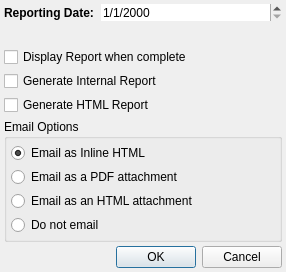
The window that plugins/forms/dialogExportNotesOptions.ui (kestermckinney/ProjectNotes) describes before a commit, drawn with Qt 5.
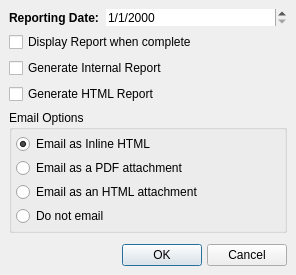
The same window after the commit.

What changed in the file:
```diff
--- a/plugins/forms/dialogExportNotesOptions.ui
+++ b/plugins/forms/dialogExportNotesOptions.ui
@@ -6,8 +6,8 @@
    <rect>
     <x>0</x>
     <y>0</y>
-    <width>286</width>
-    <height>272</height>
+    <width>296</width>
+    <height>270</height>
    </rect>
   </property>
   <property name="windowTitle">
@@ -15,19 +15,19 @@
   </property>
   <layout class="QVBoxLayout" name="verticalLayout_2">
    <property name="spacing">
-    <number>4</number>
+    <number>6</number>
    </property>
    <property name="leftMargin">
-    <number>4</number>
+    <number>9</number>
    </property>
    <property name="topMargin">
-    <number>4</number>
+    <number>9</number>
    </property>
    <property name="rightMargin">
-    <number>4</number>
+    <number>9</number>
    </property>
    <property name="bottomMargin">
-    <number>4</number>
+    <number>9</number>
    </property>
    <item>
     <layout class="QFormLayout" name="formLayout_2">
@@ -153,14 +153,41 @@
     </widget>
    </item>
    <item>
-    <widget class="QDialogButtonBox" name="buttonBox">
-     <property name="orientation">
-      <enum>Qt::Orientation::Horizontal</enum>
+    <layout class="QHBoxLayout" name="horizontalLayout">
+     <property name="spacing">
+      <number>5</number>
      </property>
-     <property name="standardButtons">
-      <set>QDialogButtonBox::StandardButton::Cancel|QDialogButtonBox::StandardButton::Ok</set>
+     <property name="topMargin">
+      <number>5</number>
      </property>
-    </widget>
+     <item>
+      <spacer name="horizontalSpacer">
+       <property name="orientation">
+        <enum>Qt::Orientation::Horizontal</enum>
+       </property>
+       <property name="sizeHint" stdset="0">
+        <size>
+         <width>40</width>
+         <height>20</height>
+        </size>
+       </property>
+      </spacer>
+     </item>
+     <item>
+      <widget class="QPushButton" name="pushButtonOK">
+       <property name="text">
+        <string>OK</string>
+       </property>
+      </widget>
+     </item>
+     <item>
+      <widget class="QPushButton" name="pushButtonCancel">
+       <property name="text">
+        <string>Cancel</string>
+       </property>
+      </widget>
+     </item>
+    </layout>
    </item>
   </layout>
  </widget>
```
Left out of the diff: 35 changed lines with no effect on the pictures.
